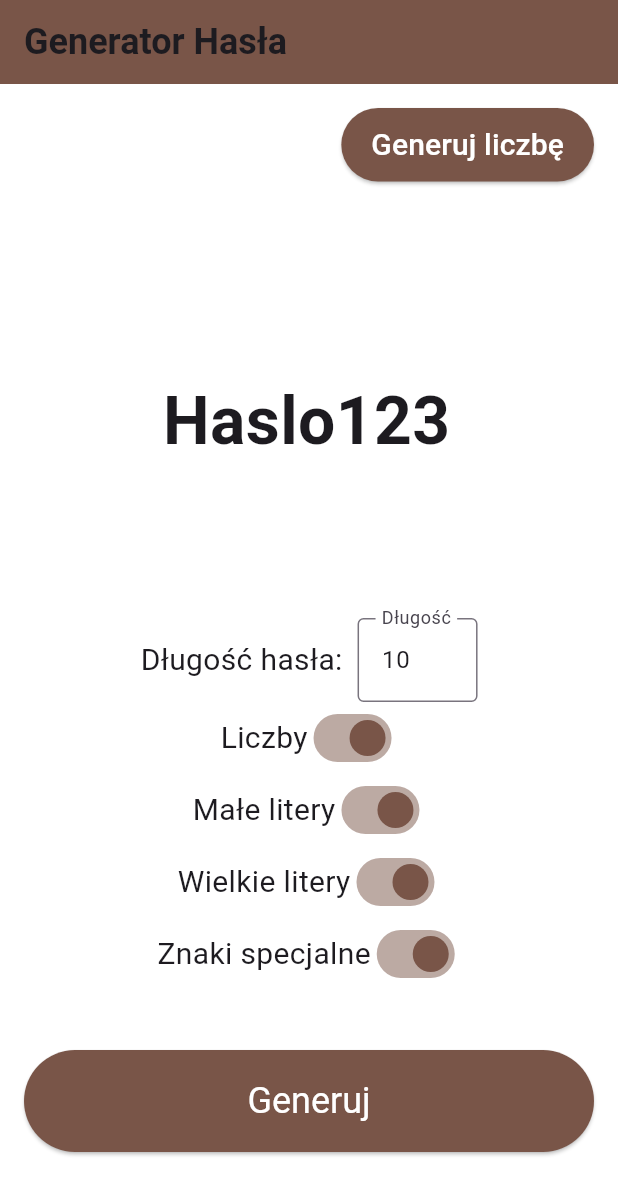
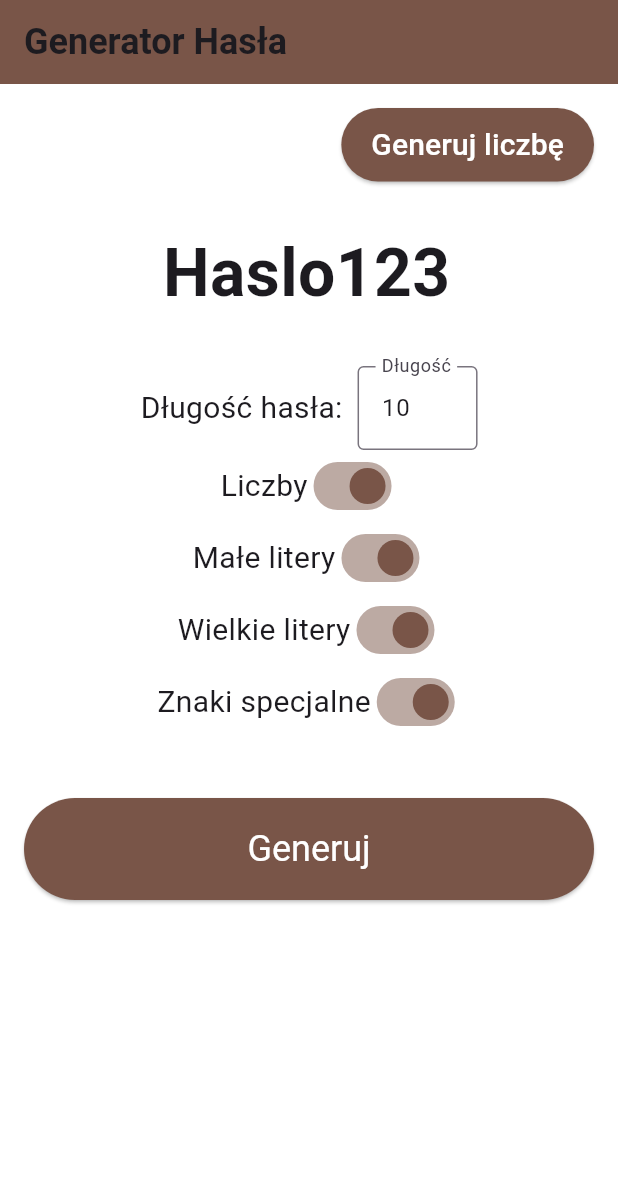
Before and after one commit to dominikkilijan/Flutter, a Flutter app: the screen it shows after launch, after a tap on "Generuj hasło", on a phone screen of 412 x 824 dp. Shown: the top 1195 px of the screen. Run offline on Flutter 3.47's test engine with Material 3 defaults, Android fonts, the phone set to English and light mode, and no system bars.

Commit message:
bottom overflow fix

```diff
--- a/random/lib/pages/password_generator.dart
+++ b/random/lib/pages/password_generator.dart
@@ -61,7 +61,6 @@ class PasswordScreenState extends State<PasswordScreen> {
   void _toggleSwitch(String type) {
     setState(() {
       _options[type] = !_options[type]!;
-
       if (_options.values.every((value) => !value)) {
         _options[type] = true;
       }
@@ -80,7 +79,7 @@ class PasswordScreenState extends State<PasswordScreen> {
         ),
         backgroundColor: Colors.brown,
       ),
-      body: Padding(
+      body: SingleChildScrollView(
         padding: const EdgeInsets.all(16.0),
         child: Column(
           crossAxisAlignment: CrossAxisAlignment.center,
@@ -107,17 +106,14 @@ class PasswordScreenState extends State<PasswordScreen> {
               ),
             ),
             const SizedBox(height: 30),
-            Expanded(
-              child: Center(
+            Center(
               child: SelectableText(
                 _password ?? 'Haslo123',
                 style: const TextStyle(fontSize: 44, fontWeight: FontWeight.bold),
                 textAlign: TextAlign.center,
               ),
             ),
-            ),
-            Column(
-              children: [
+            const SizedBox(height: 30),
             Row(
               mainAxisAlignment: MainAxisAlignment.center,
               children: [
@@ -145,8 +141,6 @@ class PasswordScreenState extends State<PasswordScreen> {
             _buildSwitch("Małe litery", 'lowercase'),
             _buildSwitch("Wielkie litery", 'uppercase'),
             _buildSwitch("Znaki specjalne", 'special'),
-              ],
-            ),
             const SizedBox(height: 40),
             SizedBox(
               width: double.infinity,
--- a/random/lib/pages/random_number_generator.dart
+++ b/random/lib/pages/random_number_generator.dart
@@ -62,11 +62,11 @@ class RandomNumberGeneratorState extends State<RandomNumberGenerator> {
         automaticallyImplyLeading: false,
         title: const Text(
           'Generator Liczb',
-          style: TextStyle(fontSize: 24, fontWeight: FontWeight.bold,),
+          style: TextStyle(fontSize: 24, fontWeight: FontWeight.bold),
         ),
         backgroundColor: Colors.green,
       ),
-      body: Padding(
+      body: SingleChildScrollView(
         padding: const EdgeInsets.all(16.0),
         child: Column(
           crossAxisAlignment: CrossAxisAlignment.center,
@@ -93,17 +93,13 @@ class RandomNumberGeneratorState extends State<RandomNumberGenerator> {
               ),
             ),
             const SizedBox(height: 30),
-            Expanded(
-              child: Center(
+            Center(
               child: SelectableText(
                 _randomNumber != null ? '$_randomNumber' : '0',
                 style: const TextStyle(fontSize: 84, fontWeight: FontWeight.bold),
                 textAlign: TextAlign.center,
               ),
             ),
-            ),
-            Column(
-              children: [
             Column(
               children: [
                 Row(
@@ -138,8 +134,6 @@ class RandomNumberGeneratorState extends State<RandomNumberGenerator> {
                     ),
                   ],
                 ),
-                  ],
-                ),
                 const SizedBox(height: 10),
                 const Text("Zakres liczb:", style: TextStyle(fontSize: 20)),
                 Row(
@@ -151,10 +145,7 @@ class RandomNumberGeneratorState extends State<RandomNumberGenerator> {
                         keyboardType: TextInputType.number,
                         decoration: const InputDecoration(
                           labelText: "Min",
-                          labelStyle: TextStyle(
-                            fontSize: 20,
-                            color: Colors.grey,
-                          ),
+                          labelStyle: TextStyle(fontSize: 20, color: Colors.grey),
                         ),
                       ),
                     ),
@@ -165,10 +156,7 @@ class RandomNumberGeneratorState extends State<RandomNumberGenerator> {
                         keyboardType: TextInputType.number,
                         decoration: const InputDecoration(
                           labelText: "Max",
-                          labelStyle: TextStyle(
-                            fontSize: 20,
-                            color: Colors.grey,
-                          ),
+                          labelStyle: TextStyle(fontSize: 20, color: Colors.grey),
                         ),
                       ),
                     ),
```
Lines whose indentation alone changed are shown as unchanged.
